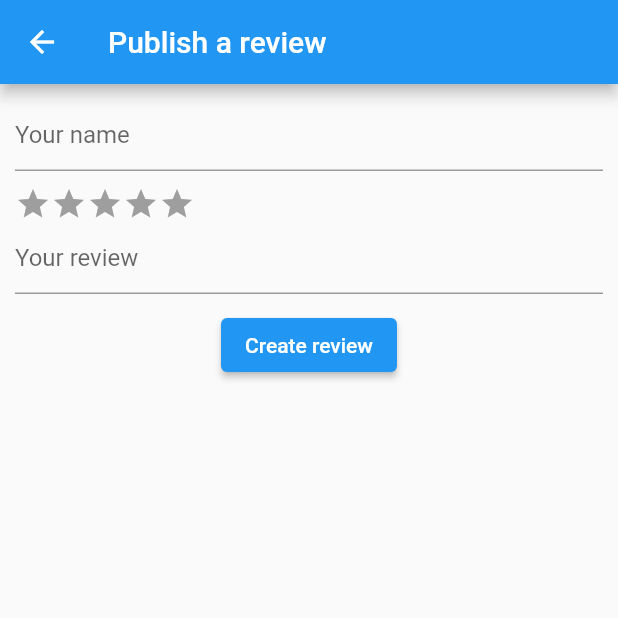
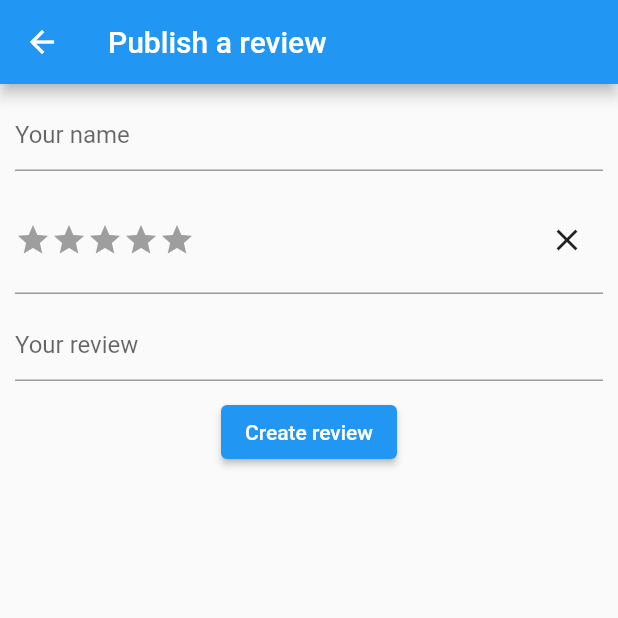
Before and after one commit to Aelerinya/flutter-review, a Flutter app: the ReviewForm screen opened directly, on a phone screen of 412 x 824 dp, the top half of it. Run offline on Flutter 3.47's test engine with Material 2 defaults, Android fonts, the phone set to English and light mode, and no system bars.

Commit message:
feat(form): Better review form

```diff
--- a/lib/review.dart
+++ b/lib/review.dart
@@ -118,15 +118,24 @@ class ReviewRateFormField extends FormField<int> {
           restorationId: restorationId,
           builder: (state) {
             return InputDecorator(
-                child: StarRating(
-                    rating: state.value,
-                    onClick: (rating) {
-                      state.didChange(rating);
-                    }),
+                child: Row(
+                    mainAxisAlignment: MainAxisAlignment.spaceBetween,
+                    children: [
+                      StarRating(
+                          rating: state.value,
+                          onClick: (rating) {
+                            state.didChange(rating);
+                          }),
+                      IconButton(
+                        onPressed: () {
+                          state.didChange(0);
+                        },
+                        icon: const Icon(Icons.clear),
+                        padding: EdgeInsets.zero,
+                      )
+                    ]),
                 decoration: InputDecoration(
                   errorText: state.errorText,
-                  border: InputBorder.none,
-                  isCollapsed: true,
                 ));
           },
         );
@@ -195,6 +204,9 @@ class _ReviewFormState extends State<ReviewForm> {
                       }
                     },
                   ),
+                  const SizedBox(
+                    height: 10,
+                  ),
                   TextFormField(
                       controller: _reviewController,
                       onFieldSubmitted: (_data) => onSubmit(),
```
